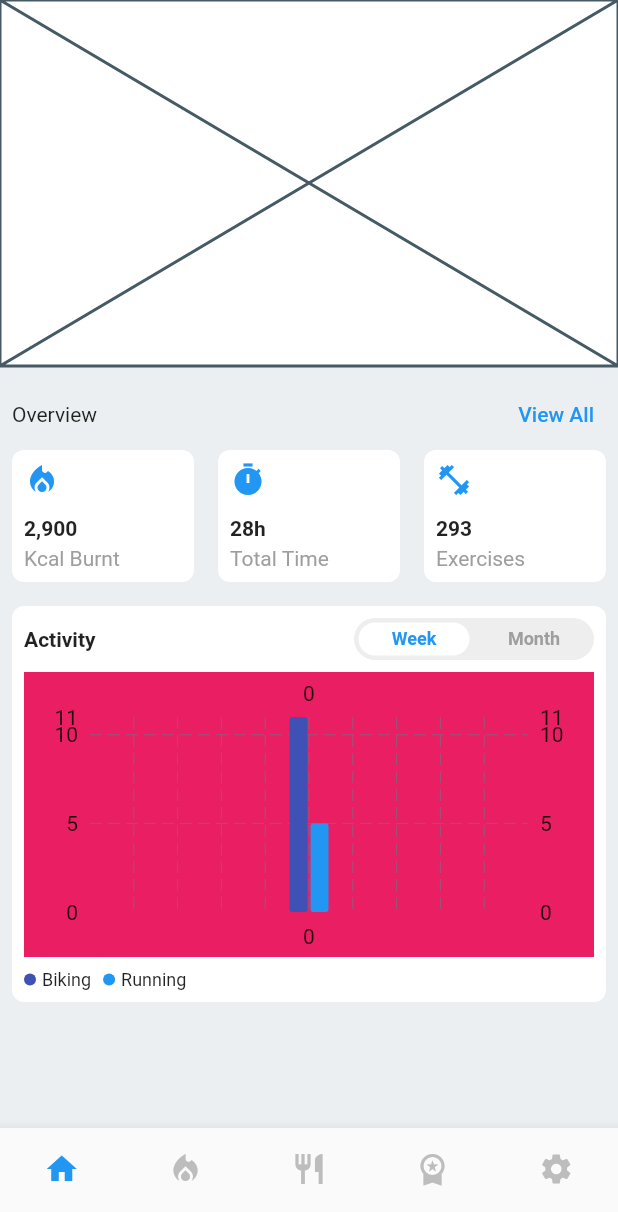
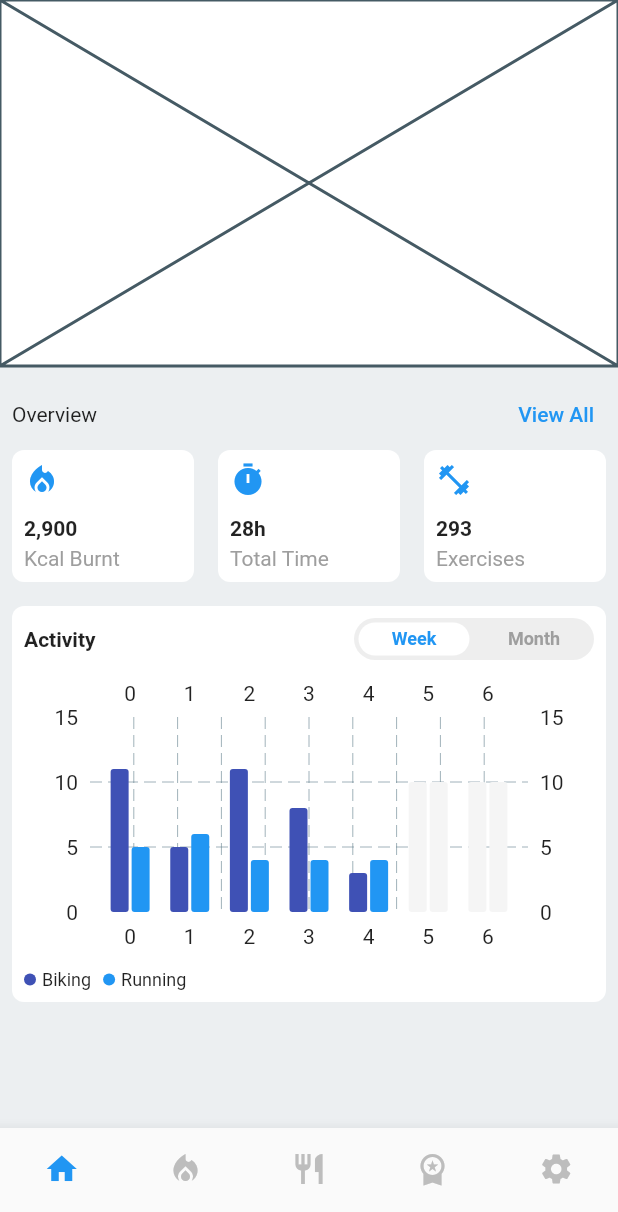
Before and after one commit to JAICHANGPARK/flutter_notebook_19th_story, a Flutter app: the FitnessMobileMainPage screen opened directly, on a phone screen of 412 x 824 dp, the part 24-1236 px from its top. Run offline on Flutter 3.47's test engine with Material 2 defaults, Android fonts, the phone set to English and light mode, and no system bars; drawn by our look-alikes of fl_chart; our stand-ins replace bubble_tab_indicator, cached_network_image, countup, flutter_riverpod, freezed_annotation, smooth_page_indicator and 1 more; network calls fail.

Commit message:
Update fitness_home_widget.dart

```diff
--- a/lib/ep1143_fitness_mobile_app/src/ui/widget/fitness_home_widget.dart
+++ b/lib/ep1143_fitness_mobile_app/src/ui/widget/fitness_home_widget.dart
@@ -239,22 +239,130 @@ class _FitnessHomeWidgetState extends State<FitnessHomeWidget> {
                       padding: const EdgeInsets.symmetric(vertical: 8),
                       child: Container(
                         height: 190,
-                        decoration: BoxDecoration(
-                          color: Colors.pink,
-                        ),
                         child: BarChart(
                           BarChartData(
                             borderData: FlBorderData(
                               show: false,
                             ),
+                            maxY: 15,
                             barGroups: [
                               BarChartGroupData(
                                 x: 0,
                                 barRods: [
                                   BarChartRodData(
-                                      toY: 11, color: Colors.indigo, width: 12, borderRadius: BorderRadius.circular(2)),
+                                    toY: 11,
+                                    color: Colors.indigo,
+                                    width: 12,
+                                    borderRadius: BorderRadius.circular(2),
+                                  ),
                                   BarChartRodData(
-                                      toY: 5, width: 12, color: Colors.blue, borderRadius: BorderRadius.circular(2)),
+                                    toY: 5,
+                                    width: 12,
+                                    color: Colors.blue,
+                                    borderRadius: BorderRadius.circular(2),
+                                  ),
+                                ],
+                              ),
+                              BarChartGroupData(
+                                x: 1,
+                                barRods: [
+                                  BarChartRodData(
+                                    toY: 5,
+                                    color: Colors.indigo,
+                                    width: 12,
+                                    borderRadius: BorderRadius.circular(2),
+                                  ),
+                                  BarChartRodData(
+                                    toY: 6,
+                                    width: 12,
+                                    color: Colors.blue,
+                                    borderRadius: BorderRadius.circular(2),
+                                  ),
+                                ],
+                              ),
+                              BarChartGroupData(
+                                x: 2,
+                                barRods: [
+                                  BarChartRodData(
+                                    toY: 11,
+                                    color: Colors.indigo,
+                                    width: 12,
+                                    borderRadius: BorderRadius.circular(2),
+                                  ),
+                                  BarChartRodData(
+                                    toY: 4,
+                                    width: 12,
+                                    color: Colors.blue,
+                                    borderRadius: BorderRadius.circular(2),
+                                  ),
+                                ],
+                              ),
+                              BarChartGroupData(
+                                x: 3,
+                                barRods: [
+                                  BarChartRodData(
+                                    toY: 8,
+                                    color: Colors.indigo,
+                                    width: 12,
+                                    borderRadius: BorderRadius.circular(2),
+                                  ),
+                                  BarChartRodData(
+                                    toY: 4,
+                                    width: 12,
+                                    color: Colors.blue,
+                                    borderRadius: BorderRadius.circular(2),
+                                  ),
+                                ],
+                              ),
+                              BarChartGroupData(
+                                x: 4,
+                                barRods: [
+                                  BarChartRodData(
+                                    toY: 3,
+                                    color: Colors.indigo,
+                                    width: 12,
+                                    borderRadius: BorderRadius.circular(2),
+                                  ),
+                                  BarChartRodData(
+                                    toY: 4,
+                                    width: 12,
+                                    color: Colors.blue,
+                                    borderRadius: BorderRadius.circular(2),
+                                  ),
+                                ],
+                              ),
+                              BarChartGroupData(
+                                x: 5,
+                                barRods: [
+                                  BarChartRodData(
+                                    toY: 10,
+                                    color: Colors.grey[100],
+                                    width: 12,
+                                    borderRadius: BorderRadius.circular(2),
+                                  ),
+                                  BarChartRodData(
+                                    toY: 10,
+                                    width: 12,
+                                    color: Colors.grey[100],
+                                    borderRadius: BorderRadius.circular(2),
+                                  ),
+                                ],
+                              ),
+                              BarChartGroupData(
+                                x: 6,
+                                barRods: [
+                                  BarChartRodData(
+                                    toY: 10,
+                                    color: Colors.grey[100],
+                                    width: 12,
+                                    borderRadius: BorderRadius.circular(2),
+                                  ),
+                                  BarChartRodData(
+                                    toY: 10,
+                                    width: 12,
+                                    color: Colors.grey[100],
+                                    borderRadius: BorderRadius.circular(2),
+                                  ),
                                 ],
                               ),
                             ],
```
